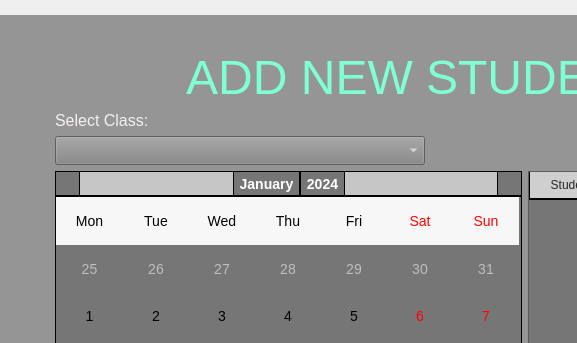
Old version of the form StudentManagementSystem/mainwindow.ui in the repository BuhDuy256/Student-Management-GROUP6-KTLT-23CLC03; both pictures show x 267 to 844 and y 0 to 343 of the 1131 by 715 pixel window.
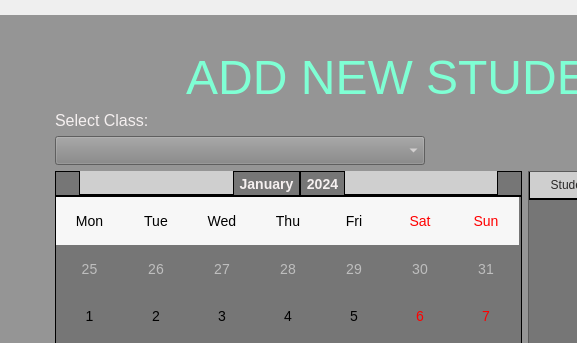
New version of the form. The open tabs and pages were chosen to show the change. Icons and pictures are not drawn.

Commit message: Add padding to month menu

The edit to the form file:
```diff
--- a/StudentManagementSystem/mainwindow.ui
+++ b/StudentManagementSystem/mainwindow.ui
@@ -4125,14 +4125,28 @@
 	padding: 10px;
 }
 
-QCalendarWidget QToolButton{
-	background-color: rgb(118, 118, 118);
+QCalendarWidget QToolButton {
+    background-color: rgb(118, 118, 118);
+    color: #F5F0F0;
+    border: 2px solid #000000;
 }
 
-QCalendarWidget QWidget#qt_calendar_navigationbar{
-	background-color: rgb(198, 198, 198);
-	font-size: 12px;
-	color: #F5F0F0;
+QCalendarWidget QToolButton:hover {
+    background-color: rgba(158, 158, 158,200);
+}
+
+QCalendarWidget QToolButton:pressed {
+    background-color: rgba(118, 118, 118,200);
+}
+
+QCalendarWidget QWidget#qt_calendar_navigationbar {
+    background-color: rgba(198, 198, 198,200);
+    color: #292727;
+	padding-left: 5px;
+    border-style: none;
+    border-bottom: 2px solid #000000;
+    border-right: 1px solid #000000;
+    border-left: 1px solid #000000;
 }
 
 QCalendarWidget QSpinBox::up-button {
@@ -4147,16 +4161,31 @@
 	background-repeat: none;
 }
 
-
 QCalendarWidget QWidget {
 	background-color: rgb(118, 118, 118);
-	border: 1px solid black;
 	font-size: 14px;
+	border: 1px solid black;
+    gridline-color: rgb(198, 198, 198);
+}
+
+QCalendarWidget QWidget::item:selected {
+    background-color: rgba(198, 198, 198,200);
+	color: #292727;
+    border: 1px solid #696969;
+	border-style: none;
+	border-bottom: 2px solid #000000;
+	border-right: 1px solid #000000;
+	border-left: 1px solid #000000; 
+}
+
+QCalendarWidget QMenu {
+	padding-left: 10px;
 }
 
 #qt_calendar_monthbutton::menu-indicator{
-   width: 0px;
-}</string>
+   width:0px;
+}
+</string>
                   </property>
                   <property name="verticalHeaderFormat">
                    <enum>QCalendarWidget::NoVerticalHeader</enum>
```
Left out of the diff: 48 changed lines with no effect on the pictures.
